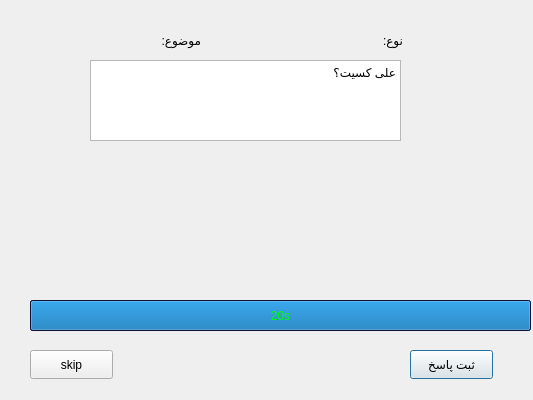
Old version of the form TicTocToeQuiz_clinet/shortquestion.ui in the repository alireza1384848/AP-project.
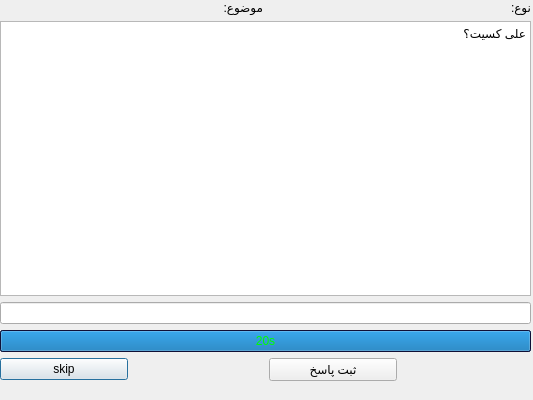
New version of the form.

What changed in the file:
```diff
--- a/TicTocToeQuiz_clinet/shortquestion.ui
+++ b/TicTocToeQuiz_clinet/shortquestion.ui
@@ -13,86 +13,55 @@
   <property name="windowTitle">
    <string>Dialog</string>
   </property>
-  <widget class="QLabel" name="category">
+  <widget class="QWidget" name="gridLayoutWidget">
    <property name="geometry">
     <rect>
-     <x>270</x>
-     <y>170</y>
-     <width>91</width>
-     <height>20</height>
+     <x>0</x>
+     <y>0</y>
+     <width>531</width>
+     <height>381</height>
     </rect>
    </property>
-   <property name="text">
-    <string/>
-   </property>
-   <property name="alignment">
-    <set>Qt::AlignRight|Qt::AlignTrailing|Qt::AlignVCenter</set>
-   </property>
-  </widget>
-  <widget class="QLabel" name="type1_label">
-   <property name="geometry">
-    <rect>
-     <x>540</x>
-     <y>170</y>
-     <width>63</width>
-     <height>20</height>
-    </rect>
-   </property>
-   <property name="text">
-    <string/>
-   </property>
-  </widget>
+   <layout class="QGridLayout" name="gridLayout">
+    <item row="0" column="1">
   <widget class="QLabel" name="cat_text_2">
-   <property name="geometry">
-    <rect>
-     <x>140</x>
-     <y>30</y>
-     <width>61</width>
-     <height>20</height>
-    </rect>
-   </property>
    <property name="text">
     <string>موضوع:</string>
    </property>
   </widget>
-  <widget class="QLabel" name="category_2">
-   <property name="geometry">
-    <rect>
-     <x>-10</x>
-     <y>0</y>
-     <width>91</width>
-     <height>20</height>
-    </rect>
-   </property>
-   <property name="text">
-    <string/>
-   </property>
-   <property name="alignment">
-    <set>Qt::AlignRight|Qt::AlignTrailing|Qt::AlignVCenter</set>
-   </property>
-  </widget>
+    </item>
+    <item row="0" column="3">
   <widget class="QLabel" name="typetxt_2">
-   <property name="geometry">
-    <rect>
-     <x>340</x>
-     <y>30</y>
-     <width>63</width>
-     <height>20</height>
-    </rect>
-   </property>
    <property name="text">
     <string>نوع:</string>
    </property>
   </widget>
+    </item>
+    <item row="0" column="0">
+     <widget class="QLabel" name="category">
+      <property name="text">
+       <string/>
+      </property>
+      <property name="alignment">
+       <set>Qt::AlignRight|Qt::AlignTrailing|Qt::AlignVCenter</set>
+      </property>
+     </widget>
+    </item>
+    <item row="0" column="2">
+     <widget class="QLabel" name="category_2">
+      <property name="text">
+       <string/>
+      </property>
+      <property name="alignment">
+       <set>Qt::AlignRight|Qt::AlignTrailing|Qt::AlignVCenter</set>
+      </property>
+     </widget>
+    </item>
+    <item row="2" column="0" colspan="4">
+     <widget class="QLineEdit" name="answelineedit"/>
+    </item>
+    <item row="3" column="0" colspan="4">
   <widget class="QProgressBar" name="progressBar_2">
-   <property name="geometry">
-    <rect>
-     <x>30</x>
-     <y>300</y>
-     <width>501</width>
-     <height>31</height>
-    </rect>
-   </property>
    <property name="styleSheet">
     <string notr="true">background-color: rgb(22, 23, 75);
 color: rgb(0, 255, 0);</string>
@@ -103,35 +72,19 @@
    <property name="value">
     <number>20</number>
    </property>
+      <property name="textVisible">
+       <bool>true</bool>
+      </property>
    <property name="invertedAppearance">
     <bool>false</bool>
    </property>
    <property name="format">
-    <string>%vs</string>
-   </property>
-  </widget>
-  <widget class="QPushButton" name="verifybot_2">
-   <property name="geometry">
-    <rect>
-     <x>410</x>
-     <y>350</y>
-     <width>83</width>
-     <height>29</height>
-    </rect>
-   </property>
-   <property name="text">
-    <string>ثبت پاسخ</string>
-   </property>
-  </widget>
+       <string notr="true">%vs</string>
+      </property>
+     </widget>
+    </item>
+    <item row="1" column="0" colspan="4">
   <widget class="QTextBrowser" name="quesText_2">
-   <property name="geometry">
-    <rect>
-     <x>90</x>
-     <y>60</y>
-     <width>311</width>
-     <height>81</height>
-    </rect>
-   </property>
    <property name="html">
     <string>&lt;!DOCTYPE HTML PUBLIC &quot;-//W3C//DTD HTML 4.0//EN&quot; &quot;http://www.w3.org/TR/REC-html40/strict.dtd&quot;&gt;
 &lt;html&gt;&lt;head&gt;&lt;meta name=&quot;qrichtext&quot; content=&quot;1&quot; /&gt;&lt;meta charset=&quot;utf-8&quot; /&gt;&lt;style type=&quot;text/css&quot;&gt;
@@ -143,31 +96,25 @@
 &lt;p align=&quot;right&quot; style=&quot; margin-top:0px; margin-bottom:0px; margin-left:0px; margin-right:0px; -qt-block-indent:0; text-indent:0px;&quot;&gt;علی کسیت؟&lt;/p&gt;&lt;/body&gt;&lt;/html&gt;</string>
    </property>
   </widget>
+    </item>
+    <item row="4" column="0">
   <widget class="QPushButton" name="skipbot_2">
-   <property name="geometry">
-    <rect>
-     <x>30</x>
-     <y>350</y>
-     <width>83</width>
-     <height>29</height>
-    </rect>
+      <property name="styleSheet">
+       <string notr="true"/>
    </property>
    <property name="text">
     <string>skip</string>
    </property>
   </widget>
-  <widget class="QLabel" name="type1_label_2">
-   <property name="geometry">
-    <rect>
-     <x>260</x>
-     <y>0</y>
-     <width>63</width>
-     <height>20</height>
-    </rect>
-   </property>
+    </item>
+    <item row="4" column="2">
+     <widget class="QPushButton" name="verifybot_2">
    <property name="text">
-    <string/>
-   </property>
+       <string>ثبت پاسخ</string>
+      </property>
+     </widget>
+    </item>
+   </layout>
   </widget>
  </widget>
  <resources/>
```
Lines whose indentation alone changed are shown as unchanged.
